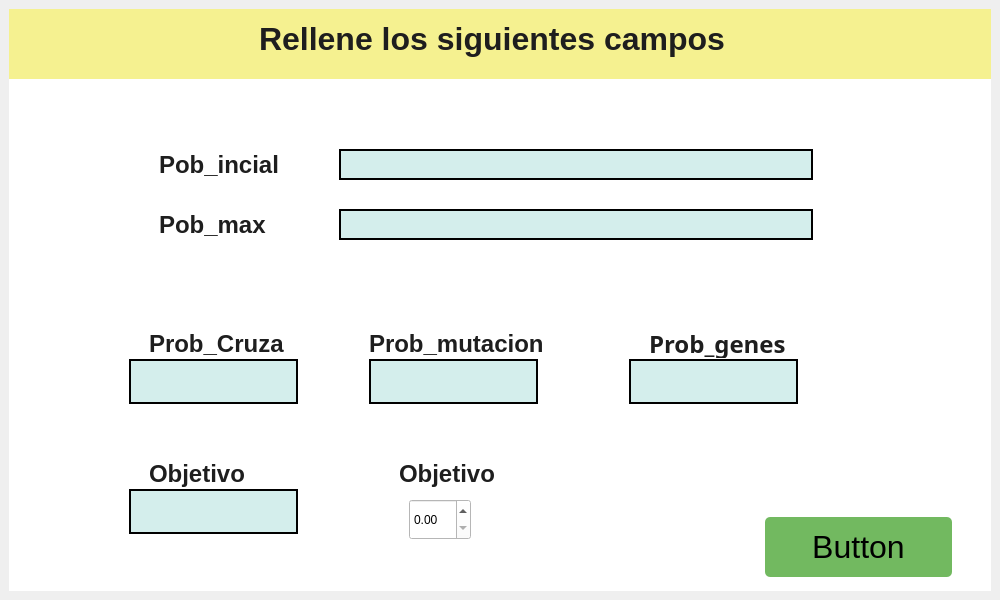
Above: home.ui from gabrielborja1421/AlgoritmoGenetico before the change. Below: the same form after it.
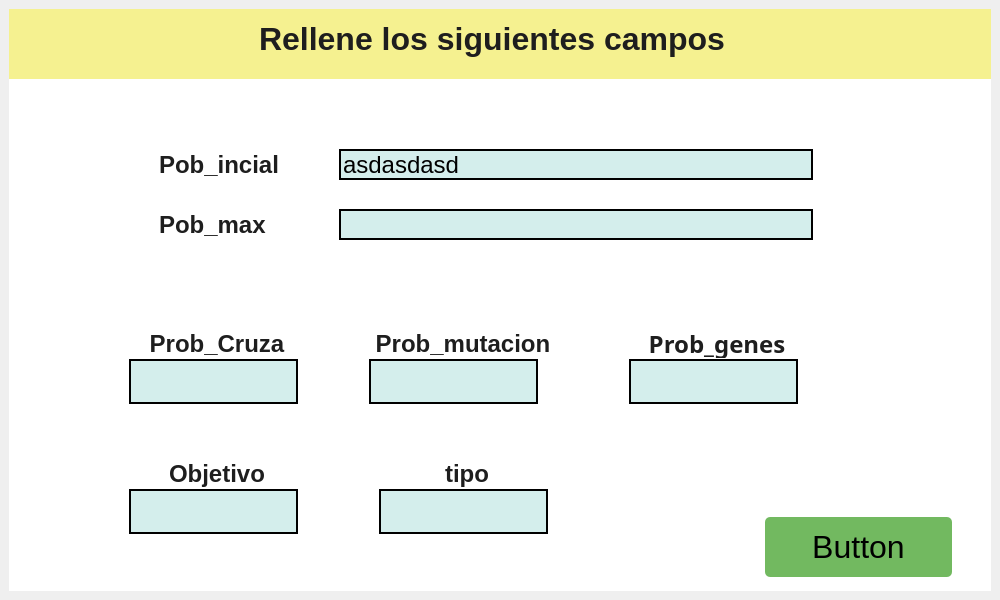
That is the form after the change.

Commit message: se agrego interfaz grafica para inicializar

Diff of the .ui file:
```diff
--- a/home.ui
+++ b/home.ui
@@ -87,6 +87,11 @@
           <height>31</height>
          </rect>
         </property>
+        <property name="font">
+         <font>
+          <pointsize>18</pointsize>
+         </font>
+        </property>
         <property name="styleSheet">
          <string notr="true">/* Rectangle 3 */
 
@@ -100,6 +105,9 @@
 background: rgba(111, 197, 191, 0.3);
 border: 2px solid #000000;</string>
         </property>
+        <property name="text">
+         <string>asdasdasd</string>
+        </property>
        </widget>
        <widget class="QLabel" name="label_2">
         <property name="geometry">
@@ -158,6 +166,9 @@
         <property name="text">
          <string>Prob_Cruza</string>
         </property>
+        <property name="alignment">
+         <set>Qt::AlignCenter</set>
+        </property>
        </widget>
        <widget class="QLineEdit" name="lineEdit_3">
         <property name="geometry">
@@ -232,6 +243,9 @@
         <property name="text">
          <string>Prob_mutacion</string>
         </property>
+        <property name="alignment">
+         <set>Qt::AlignCenter</set>
+        </property>
        </widget>
        <widget class="QLineEdit" name="lineEdit_5">
         <property name="geometry">
@@ -283,6 +297,9 @@
         <property name="text">
          <string>Objetivo</string>
         </property>
+        <property name="alignment">
+         <set>Qt::AlignCenter</set>
+        </property>
        </widget>
        <widget class="QLineEdit" name="lineEdit_6">
         <property name="geometry">
@@ -343,6 +360,9 @@
         <property name="text">
          <string>Prob_genes</string>
         </property>
+        <property name="alignment">
+         <set>Qt::AlignCenter</set>
+        </property>
        </widget>
        <widget class="QLineEdit" name="lineEdit_7">
         <property name="geometry">
@@ -423,18 +443,33 @@
 color: #1E1E1E;</string>
         </property>
         <property name="text">
-         <string>Objetivo</string>
+         <string>tipo</string>
+        </property>
+        <property name="alignment">
+         <set>Qt::AlignCenter</set>
         </property>
        </widget>
-       <widget class="QDoubleSpinBox" name="doubleSpinBox">
+       <widget class="QLineEdit" name="enfoque">
         <property name="geometry">
          <rect>
-          <x>400</x>
-          <y>420</y>
-          <width>62</width>
-          <height>41</height>
+          <x>370</x>
+          <y>410</y>
+          <width>169</width>
+          <height>45</height>
          </rect>
         </property>
+        <property name="styleSheet">
+         <string notr="true">/* Rectangle 6 */
+
+
+box-sizing: border-box;
+
+width: 169px;
+height: 45px;
+
+background: rgba(111, 197, 191, 0.3);
+border: 2px solid #000000;</string>
+        </property>
        </widget>
       </widget>
       <widget class="QLabel" name="label_7">
```
Left out of the diff: 12 changed lines with no effect on the pictures. The commit also changes 6 other files.
